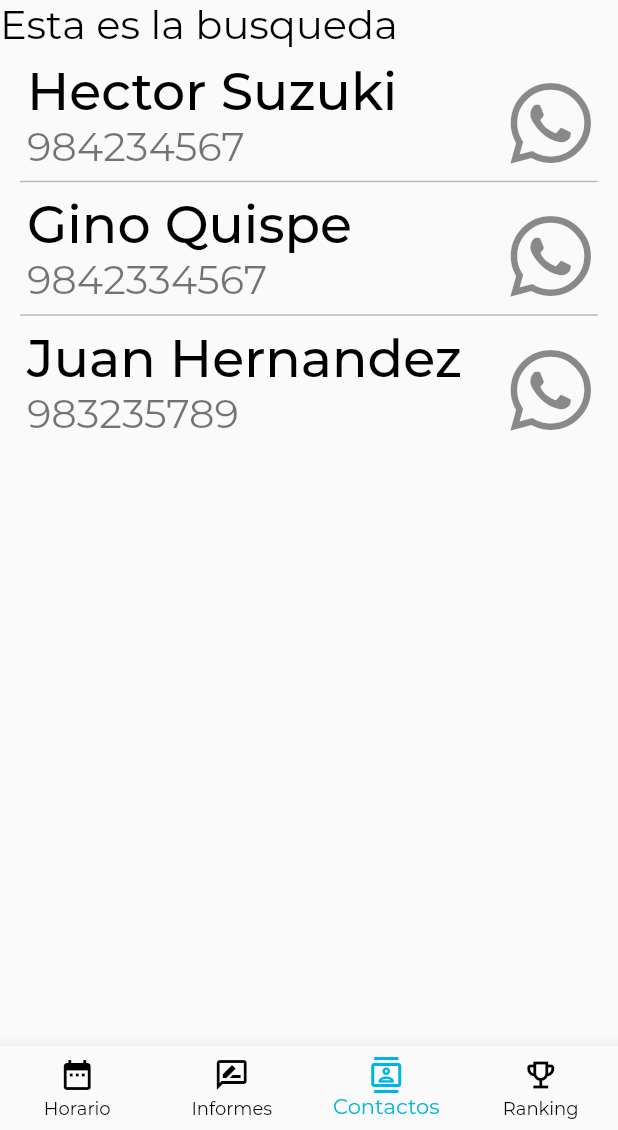
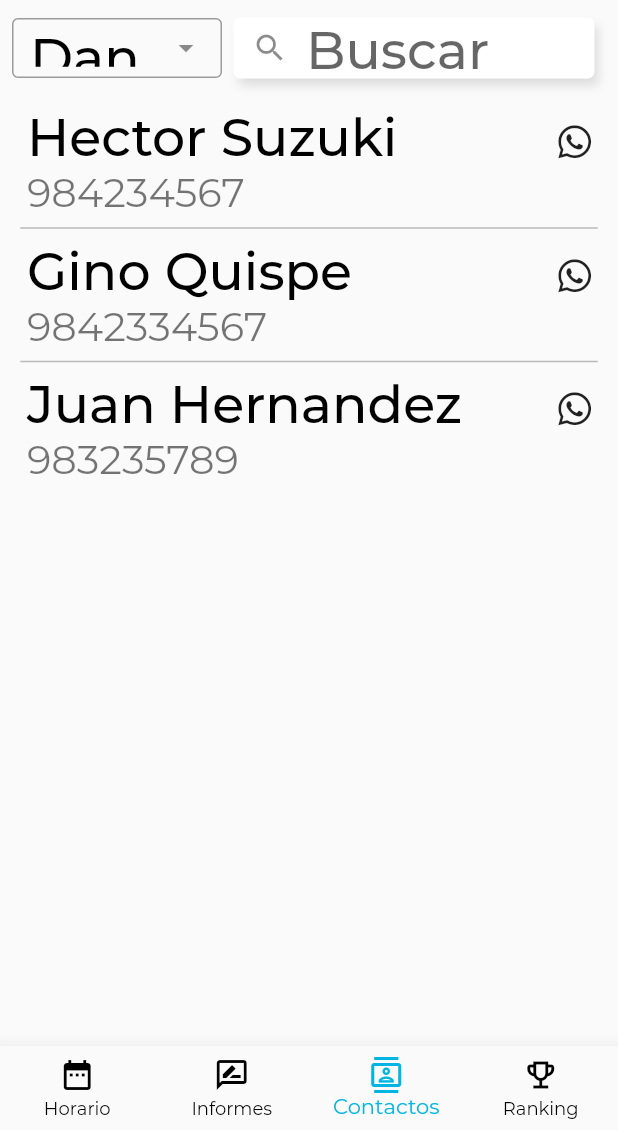
Before and after one commit to algowapo/Kusikay-Mobile, a Flutter app: the screen it shows after launch, item 3 of the bottom bar chosen, on a phone screen of 412 x 824 dp, the part 106-1236 px from its top. Run offline on Flutter 3.47's test engine with Material 2 defaults, Android fonts, the light colour scheme and no system bars; drawn by our look-alikes of dropdown_search; our stand-ins replace font_awesome_flutter; missing offline and left inert: ms_undraw; project files that could hold a hidden picture were left out.

Commit message:
Implementacion de Search Bar en Contactos

```diff
--- a/lib/main.dart
+++ b/lib/main.dart
@@ -1,6 +1,7 @@
 import 'dart:ui';
 
 import 'package:flutter/material.dart';
+import 'package:kusikay_mobile/colors/kusikay_colors.dart';
 import 'package:kusikay_mobile/pages/teacher/home_teacher.dart';
 
 void main() {
@@ -25,6 +26,11 @@ class KusikayApp extends StatelessWidget {
     return MaterialApp(
       title: 'Kusikay',
       theme: ThemeData(
+        colorScheme: ThemeData().colorScheme.copyWith(
+          secondary: KColors.blue,
+          onSecondary: KColors.blue,
+
+        ),
         appBarTheme: const AppBarTheme(color: Colors.white),
         textTheme: TextTheme(
           headline1: TextStyle(
@@ -78,7 +84,6 @@ class KusikayApp extends StatelessWidget {
             color: Colors.white,
           ),
         ),
-        //TODO: Implement Theme
         fontFamily: 'Montserrat',
         iconTheme: IconThemeData(
           size: logicalWidth / 13,
--- a/lib/pages/teacher/contacts_teacher.dart
+++ b/lib/pages/teacher/contacts_teacher.dart
@@ -1,7 +1,7 @@
 import 'package:flutter/material.dart';
 import 'package:font_awesome_flutter/font_awesome_flutter.dart';
 import 'package:kusikay_mobile/widgets/vertical_separator.dart';
-
+import 'package:dropdown_search/dropdown_search.dart';
 
 class ContactsTeacher extends StatelessWidget {
   const ContactsTeacher({Key? key}) : super(key: key);
@@ -10,50 +10,57 @@ class ContactsTeacher extends StatelessWidget {
   Widget build(BuildContext context) {
     double width = MediaQuery.of(context).size.width;
 
-    EdgeInsets listPadding =
-    EdgeInsets.fromLTRB(width * 0.06, 0, width * 0.06, width * 0.03);
-
     return Scaffold(
       body: Center(
         child: Column(
           mainAxisAlignment: MainAxisAlignment.start,
           children: [
-            Row(
-              children: [
-                Text("Esta es la busqueda")
-              ],
-            ),
+            SearchBarContacts(width: width),
             Expanded(
               child: ListView(
                 physics: const BouncingScrollPhysics(),
                 children: [
                   Padding(
-                    padding: EdgeInsets.all(2),
+                    padding: const EdgeInsets.all(2),
                     child: ListTile(
-                      title: Text("Hector Suzuki"),
-                      subtitle: Text("984234567"),
-                      trailing: FaIcon(FontAwesomeIcons.whatsapp), onTap: (){print("Dirigir a whatsapp");},
+                      title: const Text("Hector Suzuki"),
+                      subtitle: const Text("984234567"),
+                      trailing: const FaIcon(FontAwesomeIcons.whatsapp,
+                          color: Colors.black87, size: 25),
+                      onTap: () {
+                        //print("Dirigir a whatsapp");
+                      },
                     ),
                   ),
                   const VerticalSeparator(),
                   Padding(
-                    padding: EdgeInsets.all(2),
+                    padding: const EdgeInsets.all(2),
                     child: ListTile(
-                      title: Text("Gino Quispe"),
-                      subtitle: Text("9842334567"),
-                      trailing: FaIcon(FontAwesomeIcons.whatsapp), onTap: (){print("Dirigir a whatsapp");},
+                      title: const Text("Gino Quispe"),
+                      subtitle: const Text("9842334567"),
+                      trailing: const FaIcon(
+                        FontAwesomeIcons.whatsapp,
+                        color: Colors.black87,
+                        size: 25,
+                      ),
+                      onTap: () {
+                        //print("Dirigir a whatsapp");
+                      },
                     ),
                   ),
                   const VerticalSeparator(),
                   Padding(
-                    padding: EdgeInsets.all(2),
+                    padding: const EdgeInsets.all(2),
                     child: ListTile(
-                      title: Text("Juan Hernandez"),
-                      subtitle: Text("983235789"),
-                      trailing: FaIcon(FontAwesomeIcons.whatsapp), onTap: (){print("Dirigir a whatsapp");},
+                      title: const Text("Juan Hernandez"),
+                      subtitle: const Text("983235789"),
+                      trailing: const FaIcon(FontAwesomeIcons.whatsapp,
+                          color: Colors.black87, size: 25),
+                      onTap: () {
+                        //print("Dirigir a whatsapp");
+                      },
                     ),
                   ),
-
                 ],
               ),
             )
@@ -63,3 +70,65 @@ class ContactsTeacher extends StatelessWidget {
     );
   }
 }
+
+class SearchBarContacts extends StatelessWidget {
+  const SearchBarContacts({
+    Key? key,
+    required this.width,
+  }) : super(key: key);
+
+  final double width;
+
+  @override
+  Widget build(BuildContext context) {
+    return Padding(
+      padding: const EdgeInsets.symmetric(vertical: 2),
+      child: Container(
+        padding: const EdgeInsets.symmetric(horizontal: 8),
+        height: 60,
+        width: width,
+        child: Row(
+          mainAxisAlignment: MainAxisAlignment.spaceAround,
+          children: [
+            SizedBox(
+              height: 40,
+              width: 140,
+              child: DropdownSearch(
+                  mode: Mode.MENU,
+                  items: ["Danza", "Artes", "Musica", 'Dibujo'],
+                  popupItemDisabled: (String s) => s.startsWith('I'),
+                  onChanged: print,
+                  selectedItem: "Danza"),
+            ),
+            Expanded(
+              child: Padding(
+                padding: const EdgeInsets.symmetric(horizontal: 8),
+                child: Container(
+                  height: 40,
+                  decoration: const BoxDecoration(boxShadow: [
+                    BoxShadow(
+                        color: Colors.black12,
+                        blurRadius: 5,
+                        offset: Offset(3, 5))
+                  ]),
+                  child: const TextField(
+                    textAlign: TextAlign.start,
+                    textAlignVertical: TextAlignVertical.bottom,
+                    decoration: InputDecoration(
+                      filled: true,
+                      fillColor: Colors.white,
+                        prefixIcon: Icon(Icons.search),
+                        enabledBorder: OutlineInputBorder(
+                          borderSide: BorderSide(color: Colors.white, width: 0)
+                        ),
+                        hintText: 'Buscar'),
+                  ),
+                ),
+              ),
+            )
+          ],
+        ),
+      ),
+    );
+  }
+}
--- a/pubspec.yaml
+++ b/pubspec.yaml
@@ -41,6 +41,7 @@ dependencies:
   flutter_spinkit: ^5.1.0
   flutter_animated_dialog: ^2.0.1
   font_awesome_flutter: ^9.2.0
+  dropdown_search: ^2.0.1
 
 dev_dependencies:
   flutter_test:
```
Also changed, not shown: pubspec.lock.
